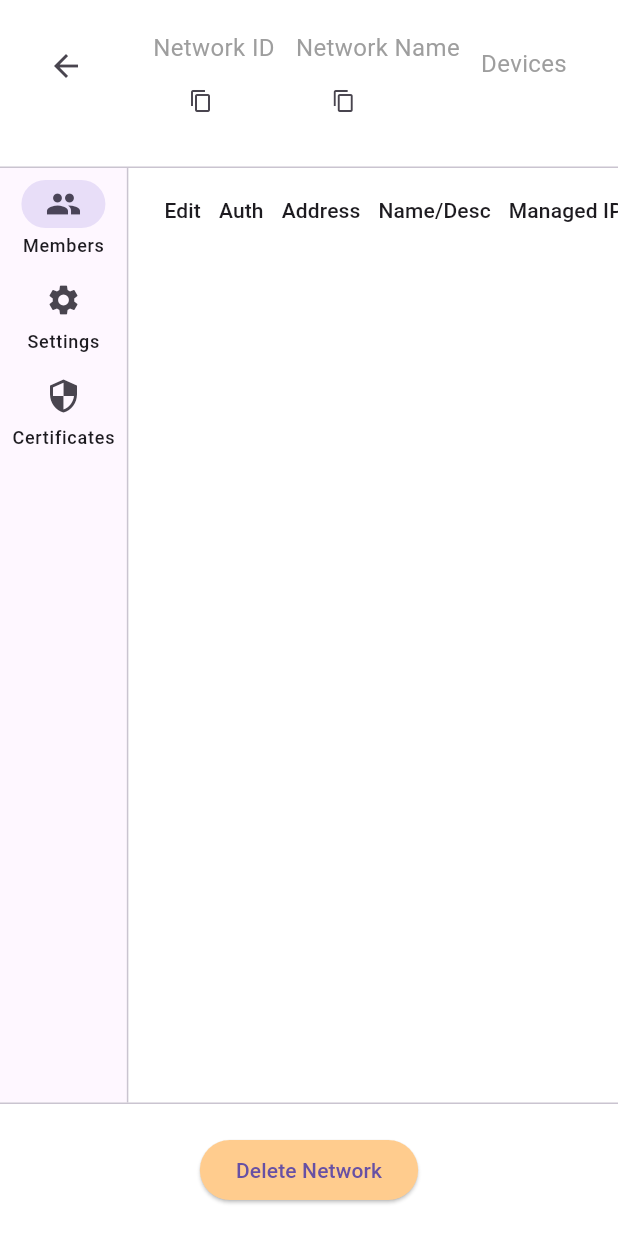
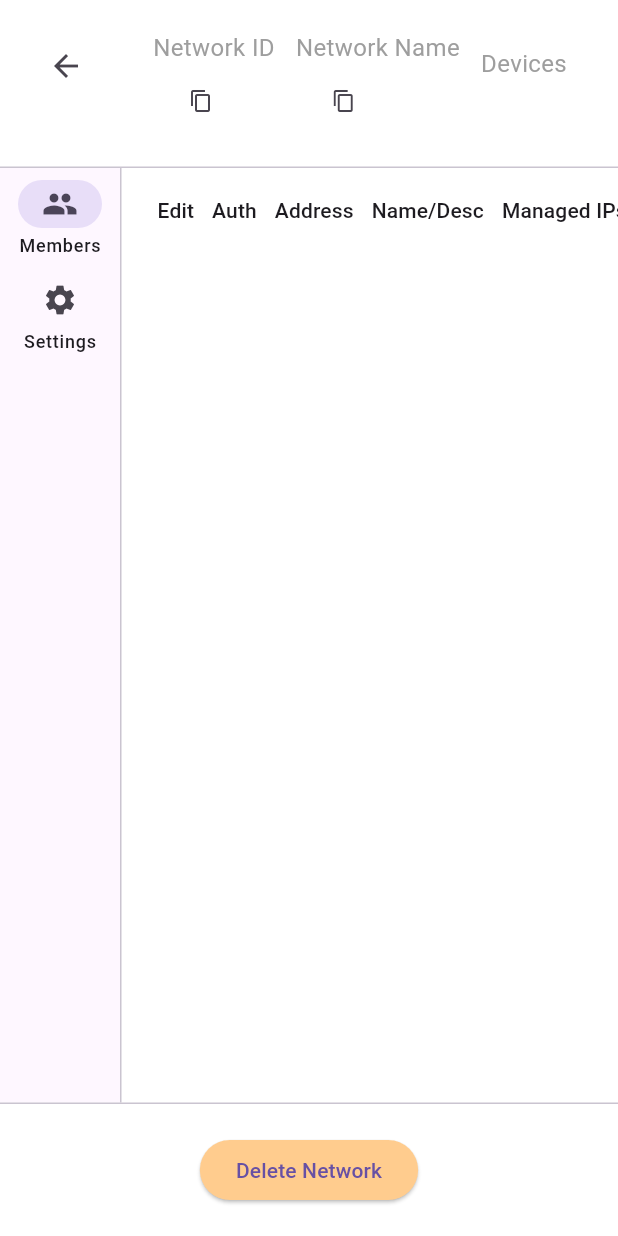
Before and after one commit to Augus2026/EasyNetwork, a Flutter app: the NetworkDetail widget shown alone on an empty page, opened directly with empty values, on a phone screen of 412 x 824 dp. Run offline on Flutter 3.47's test engine with Material 3 defaults, Android fonts, the phone set to English and light mode, and no system bars; our stand-ins replace auto_size_text, device_info_plus, get, shared_preferences, web; missing offline and left inert: dart:ffi, system_info, system_tray, window_manager; accounts and stored records are empty; network calls fail.

Commit message:
证书接口

```diff
--- a/api_server/dashboard/lib/network/certificate_manager.dart
+++ /dev/null
@@ -1,327 +0,0 @@
-import 'package:flutter/material.dart';
-import 'package:flutter/services.dart';
-import 'dart:convert';
-import 'package:http/http.dart' as http;
-import '../web.dart';
-
-// 证书文件数据类
-class CertificateFile {
-  final String filename;
-  final String description;
-
-  CertificateFile(this.filename, this.description);
-}
-
-// 证书配置组件
-class CertificateManager extends StatefulWidget {
-  final String networkId;
-  final String networkName;
-
-  const CertificateManager({
-    Key? key,
-    required this.networkId,
-    required this.networkName,
-  }) : super(key: key);
-
-  @override
-  _CertificateManagerState createState() => _CertificateManagerState();
-}
-
-class _CertificateManagerState extends State<CertificateManager> {
-  // 证书内容控制器
-  final TextEditingController _caCertController = TextEditingController();
-  final TextEditingController _caKeyController = TextEditingController();
-  final TextEditingController _serverCertController = TextEditingController();
-  final TextEditingController _serverKeyController = TextEditingController();
-
-  bool _isLoading = false;
-  String? _errorMessage;
-  String? _successMessage;
-
-  @override
-  void dispose() {
-    _caCertController.dispose();
-    _caKeyController.dispose();
-    _serverCertController.dispose();
-    _serverKeyController.dispose();
-    super.dispose();
-  }
-
-  @override
-  Widget build(BuildContext context) {
-    return SingleChildScrollView(
-      padding: const EdgeInsets.all(20),
-      child: Column(
-        crossAxisAlignment: CrossAxisAlignment.start,
-        children: [
-          const Text(
-            'Certificate Configuration',
-            style: TextStyle(fontSize: 20, fontWeight: FontWeight.bold),
-          ),
-          const SizedBox(height: 20),
-
-          // 显示错误消息
-          if (_errorMessage != null)
-            Container(
-              width: double.infinity,
-              padding: const EdgeInsets.all(12),
-              decoration: BoxDecoration(
-                color: Colors.red.shade50,
-                border: Border.all(color: Colors.red.shade200),
-                borderRadius: BorderRadius.circular(8),
-              ),
-              child: Row(
-                children: [
-                  Icon(Icons.error, color: Colors.red.shade600),
-                  const SizedBox(width: 8),
-                  Expanded(
-                    child: Text(
-                      _errorMessage!,
-                      style: TextStyle(color: Colors.red.shade800),
-                    ),
-                  ),
-                  IconButton(
-                    icon: const Icon(Icons.close),
-                    onPressed: () {
-                      setState(() {
-                        _errorMessage = null;
-                      });
-                    },
-                  ),
-                ],
-              ),
-            ),
-
-          // 显示成功消息
-          if (_successMessage != null)
-            Container(
-              width: double.infinity,
-              padding: const EdgeInsets.all(12),
-              decoration: BoxDecoration(
-                color: Colors.green.shade50,
-                border: Border.all(color: Colors.green.shade200),
-                borderRadius: BorderRadius.circular(8),
-              ),
-              child: Row(
-                children: [
-                  Icon(Icons.check_circle, color: Colors.green.shade600),
-                  const SizedBox(width: 8),
-                  Expanded(
-                    child: Text(
-                      _successMessage!,
-                      style: TextStyle(color: Colors.green.shade800),
-                    ),
-                  ),
-                  IconButton(
-                    icon: const Icon(Icons.close),
-                    onPressed: () {
-                      setState(() {
-                        _successMessage = null;
-                      });
-                    },
-                  ),
-                ],
-              ),
-            ),
-
-          if (_errorMessage != null || _successMessage != null)
-            const SizedBox(height: 20),
-
-          // CA证书配置
-          _buildCertificateCard(
-            title: 'CA Certificate',
-            icon: Icons.security,
-            files: [
-              CertificateFile('ca-cert.pem', 'CA Root Certificate'),
-              CertificateFile('ca-key.pem', 'CA Private Key'),
-            ],
-            controllers: [_caCertController, _caKeyController],
-          ),
-
-          const SizedBox(height: 20),
-
-          // 服务器证书配置
-          _buildCertificateCard(
-            title: 'Server Certificate',
-            icon: Icons.cloud,
-            files: [
-              CertificateFile('server-cert.pem', 'Server Certificate'),
-              CertificateFile('server-key.pem', 'Server Private Key'),
-            ],
-            controllers: [_serverCertController, _serverKeyController],
-          ),
-
-          const SizedBox(height: 20),
-
-          // 提交按钮
-          _buildSubmitButton(),
-        ],
-      ),
-    );
-  }
-
-  Widget _buildCertificateCard({
-    required String title,
-    required IconData icon,
-    required List<CertificateFile> files,
-    required List<TextEditingController> controllers,
-  }) {
-    return Card(
-      elevation: 2,
-      child: Padding(
-        padding: const EdgeInsets.all(16),
-        child: Column(
-          crossAxisAlignment: CrossAxisAlignment.start,
-          children: [
-            Row(
-              children: [
-                Icon(icon, color: Colors.blue),
-                const SizedBox(width: 8),
-                Text(
-                  title,
-                  style: const TextStyle(
-                    fontSize: 18,
-                    fontWeight: FontWeight.bold,
-                  ),
-                ),
-              ],
-            ),
-            const SizedBox(height: 16),
-            ...files.asMap().entries.map((entry) =>
-              _buildCertificateFileItem(entry.value, controllers[entry.key])
-            ),
-          ],
-        ),
-      ),
-    );
-  }
-
-  Widget _buildCertificateFileItem(CertificateFile file, TextEditingController controller) {
-    return Container(
-      margin: const EdgeInsets.only(bottom: 12),
-      child: Column(
-        crossAxisAlignment: CrossAxisAlignment.start,
-        children: [
-          Text(
-            file.filename,
-            style: const TextStyle(
-              fontWeight: FontWeight.bold,
-              fontSize: 14,
-            ),
-          ),
-          const SizedBox(height: 4),
-          Text(
-            file.description,
-            style: TextStyle(
-              fontSize: 12,
-              color: Colors.grey.shade600,
-            ),
-          ),
-          const SizedBox(height: 8),
-          TextField(
-            controller: controller,
-            maxLines: 6,
-            minLines: 3,
-            decoration: InputDecoration(
-              hintText: 'Paste ${file.filename} content here...',
-              border: OutlineInputBorder(),
-              contentPadding: const EdgeInsets.all(12),
-            ),
-          ),
-        ],
-      ),
-    );
-  }
-
-  Widget _buildSubmitButton() {
-    return Card(
-      elevation: 2,
-      child: Padding(
-        padding: const EdgeInsets.all(16),
-        child: Column(
-          crossAxisAlignment: CrossAxisAlignment.start,
-          children: [
-            const Text(
-              'Upload Certificates',
-              style: TextStyle(
-                fontSize: 18,
-                fontWeight: FontWeight.bold,
-              ),
-            ),
-            const SizedBox(height: 16),
-            _isLoading
-                ? const Center(child: CircularProgressIndicator())
-                : ElevatedButton.icon(
-                    onPressed: _uploadCertificates,
-                    icon: const Icon(Icons.upload_file),
-                    label: const Text('Submit Certificate Data'),
-                    style: ElevatedButton.styleFrom(
-                      minimumSize: const Size(double.infinity, 50),
-                    ),
-                  ),
-          ],
-        ),
-      ),
-    );
-  }
-
-  Future<void> _uploadCertificates() async {
-    // 验证输入
-    if (_caCertController.text.isEmpty ||
-        _caKeyController.text.isEmpty ||
-        _serverCertController.text.isEmpty ||
-        _serverKeyController.text.isEmpty) {
-      setState(() {
-        _errorMessage = 'Please fill in all certificate fields';
-      });
-      return;
-    }
-
-    setState(() {
-      _isLoading = true;
-      _errorMessage = null;
-      _successMessage = null;
-    });
-
-    try {
-      final Map<String, dynamic> certificateData = {
-        'network_id': widget.networkId,
-        'ca_cert': _caCertController.text,
-        'ca_key': _caKeyController.text,
-        'server_cert': _serverCertController.text,
-        'server_key': _serverKeyController.text,
-      };
-
-      final response = await http.post(
-        Uri.parse('$baseUrl/api/v1/networks/${widget.networkId}/certificates'),
-        headers: {'Content-Type': 'application/json'},
-        body: jsonEncode(certificateData),
-      );
-
-      if (response.statusCode == 200) {
-        final result = jsonDecode(response.body) as Map<String, dynamic>;
-        if (result['status'] == 'success') {
-          setState(() {
-            _successMessage = 'Certificates uploaded successfully!';
-          });
-        } else {
-          setState(() {
-            _errorMessage = result['message'] ?? 'Failed to upload certificates';
-          });
-        }
-      } else {
-        setState(() {
-          _errorMessage = 'HTTP error: ${response.statusCode}';
-        });
-      }
-    } catch (e) {
-      setState(() {
-        _errorMessage = 'Error uploading certificates: $e';
-      });
-    } finally {
-      setState(() {
-        _isLoading = false;
-      });
-    }
-  }
-}
--- a/api_server/dashboard/lib/network/network_detail.dart
+++ b/api_server/dashboard/lib/network/network_detail.dart
@@ -4,7 +4,6 @@ import 'network_member.dart';
 import '../network_editor/network_editor.dart';
 import 'network_info.dart';
 import 'network_http.dart';
-import 'certificate_manager.dart'; // 导入证书管理文件
 
 class NetworkDetail extends StatefulWidget {
   final NetworkInfo network;
@@ -167,10 +166,6 @@ class _NetworkDetailState extends State<NetworkDetail> {
             icon: Icon(Icons.settings),
             label: Text('Settings'),
           ),
-          NavigationRailDestination(
-            icon: Icon(Icons.security),
-            label: Text('Certificates'),
-          ),
         ],
       )
     );
@@ -195,11 +190,6 @@ class _NetworkDetailState extends State<NetworkDetail> {
                   ],
                 ),
               ),
-            ),
-            // Certificates Content - 使用新的证书管理组件
-            CertificateManager(
-              networkId: widget.network.basic.id,
-              networkName: widget.network.basic.name,
             ),
           ],
         ),
--- a/api_server/dashboard/lib/network/network_info.dart
+++ b/api_server/dashboard/lib/network/network_info.dart
@@ -156,19 +156,54 @@ class ServerInfo {
   }
 }
 
+class CertInfo {
+  String caCert;
+  String caKey;
+  String serverCert;
+  String serverKey;
+
+  CertInfo({
+    required this.caCert,
+    required this.caKey,
+    required this.serverCert,
+    required this.serverKey,
+  });
+
+  factory CertInfo.fromJson(Map<String, dynamic> json) {
+    return CertInfo(
+      caCert: json['ca_cert'],
+      caKey: json['ca_key'],
+      serverCert: json['server_cert'],
+      serverKey: json['server_key'],
+    );
+  }
+
+  Map<String, dynamic> toJson() {
+    return {
+      'ca_cert': caCert,
+      'ca_key': caKey,
+      'server_cert': serverCert,
+      'server_key': serverKey,
+    };
+  }
+}
+
 class NetworkInfo {
   BasicInfo basic;
   List<RouteInfo> routes;
   DhcpInfo dhcp;
   DnsInfo dns;
   ServerInfo server;
+  CertInfo cert;
 
   NetworkInfo({
     required this.basic,
     required this.routes,
     required this.dhcp,
     required this.dns,
-    required this.server});
+    required this.server,
+    required this.cert,
+  });
 
   factory NetworkInfo.fromJson(Map<String, dynamic> json) {
     return NetworkInfo(
@@ -177,6 +212,7 @@ class NetworkInfo {
       dhcp: DhcpInfo.fromJson(json['dhcp_info']),
       dns: DnsInfo.fromJson(json['dns_info']),
       server: ServerInfo.fromJson(json['server_info']),
+      cert: CertInfo.fromJson(json['cert_info']),
     );
   }
 
@@ -187,6 +223,7 @@ class NetworkInfo {
       'dhcp_info': dhcp.toJson(),
       'dns_info': dns.toJson(),
       'server_info': server.toJson(),
+      'cert_info': cert.toJson(),
     };
   }
 
--- /dev/null
+++ b/api_server/dashboard/lib/network_editor/cert_network_editor.dart
@@ -0,0 +1,149 @@
+import 'package:flutter/material.dart';
+import 'package:flutter/services.dart';
+import 'dart:convert';
+import 'package:http/http.dart' as http;
+import '../network/network_info.dart';
+import '../web.dart';
+
+// 证书文件数据类
+class CertificateFile {
+  final String filename;
+  final String description;
+
+  CertificateFile(this.filename, this.description);
+}
+
+// 证书配置组件
+class CertNetworkEditor extends StatefulWidget {
+  final NetworkInfo network;
+
+  const CertNetworkEditor({
+    Key? key,
+    required this.network,
+  }) : super(key: key);
+
+  @override
+  _CertNetworkEditorState createState() => _CertNetworkEditorState();
+}
+
+class _CertNetworkEditorState extends State<CertNetworkEditor> {
+  final TextEditingController _caCertController = TextEditingController();
+  final TextEditingController _caKeyController = TextEditingController();
+  final TextEditingController _serverCertController = TextEditingController();
+  final TextEditingController _serverKeyController = TextEditingController();
+
+  @override
+  void dispose() {
+    _caCertController.dispose();
+    _caKeyController.dispose();
+    _serverCertController.dispose();
+    _serverKeyController.dispose();
+    super.dispose();
+  }
+
+  @override
+  Widget build(BuildContext context) {
+    return Column(
+      crossAxisAlignment: CrossAxisAlignment.start,
+      children: [
+        // CA证书配置
+        _buildCertificateCard(
+          title: 'CA Certificate',
+          icon: Icons.security,
+          files: [
+            CertificateFile('ca-cert.pem', 'CA Root Certificate'),
+            CertificateFile('ca-key.pem', 'CA Private Key'),
+          ],
+          controllers: [_caCertController, _caKeyController],
+        ),
+
+        const SizedBox(height: 20),
+
+        // 服务器证书配置
+        _buildCertificateCard(
+          title: 'Server Certificate',
+          icon: Icons.cloud,
+          files: [
+            CertificateFile('server-cert.pem', 'Server Certificate'),
+            CertificateFile('server-key.pem', 'Server Private Key'),
+          ],
+          controllers: [_serverCertController, _serverKeyController],
+        ),
+      ],
+    );
+  }
+
+  Widget _buildCertificateCard({
+    required String title,
+    required IconData icon,
+    required List<CertificateFile> files,
+    required List<TextEditingController> controllers,
+  }) {
+    return Card(
+      elevation: 2,
+      child: Padding(
+        padding: const EdgeInsets.all(16),
+        child: Column(
+          crossAxisAlignment: CrossAxisAlignment.start,
+          children: [
+            Row(
+              children: [
+                Icon(icon, color: Colors.blue),
+                const SizedBox(width: 8),
+                Text(
+                  title,
+                  style: const TextStyle(
+                    fontSize: 18,
+                    fontWeight: FontWeight.bold,
+                  ),
+                ),
+              ],
+            ),
+            const SizedBox(height: 16),
+            ...files.asMap().entries.map((entry) =>
+              _buildCertificateFileItem(entry.value, controllers[entry.key])
+            ),
+          ],
+        ),
+      ),
+    );
+  }
+
+  Widget _buildCertificateFileItem(CertificateFile file, TextEditingController controller) {
+    return Container(
+      margin: const EdgeInsets.only(bottom: 12),
+      child: Column(
+        crossAxisAlignment: CrossAxisAlignment.start,
+        children: [
+          Text(
+            file.filename,
+            style: const TextStyle(
+              fontWeight: FontWeight.bold,
+              fontSize: 14,
+            ),
+          ),
+          const SizedBox(height: 4),
+          Text(
+            file.description,
+            style: TextStyle(
+              fontSize: 12,
+              color: Colors.grey.shade600,
+            ),
+          ),
+          const SizedBox(height: 8),
+          TextField(
+            controller: controller,
+            maxLines: 6,
+            minLines: 3,
+            decoration: InputDecoration(
+              hintText: 'Paste ${file.filename} content here...',
+              border: OutlineInputBorder(),
+              contentPadding: const EdgeInsets.all(12),
+            ),
+          ),
+        ],
+      ),
+    );
+  }
+
+}
--- a/api_server/dashboard/lib/network_editor/network_editor.dart
+++ b/api_server/dashboard/lib/network_editor/network_editor.dart
@@ -6,6 +6,7 @@ import 'route_network_editor.dart';
 import 'dhcp_network_editor.dart';
 import 'dns_network_editor.dart';
 import 'server_network_editor.dart';
+import 'cert_network_editor.dart';
 
 // 网络设置
 class NetworkEditor extends StatefulWidget {
@@ -36,7 +37,16 @@ class _NetworkEditorState extends State<NetworkEditor> {
         ManagedRoutesNetworkEditor(network: widget.network),
         Ipv4AutoAssignNetworkEditor(network: widget.network),
         DnsNetworkEditor(network: widget.network),
+        const Text(
+          'Reply Server',
+          style: TextStyle(fontSize: 20, fontWeight: FontWeight.bold),
+        ),
         ServerNetworkEditor(network: widget.network),
+        const Text(
+          'Certificate',
+          style: TextStyle(fontSize: 20, fontWeight: FontWeight.bold),
+        ),
+        CertNetworkEditor(network: widget.network),
       ],
     );
   }
--- a/api_server/dashboard/lib/network_editor/server_network_editor.dart
+++ b/api_server/dashboard/lib/network_editor/server_network_editor.dart
@@ -44,14 +44,10 @@ class _ServerNetworkEditorState extends State<ServerNetworkEditor> {
         child: Column(
           crossAxisAlignment: CrossAxisAlignment.start,
           children: [
-            const Text(
-              'Server',
-              style: TextStyle(fontSize: 16, fontWeight: FontWeight.bold),
-            ),
             TextField(
               controller: replyAddressController,
               decoration: InputDecoration(
-                labelText: 'Reply Server',
+                labelText: 'Reply Address',
                 hintText: widget.network.server.replyAddress,
                 floatingLabelBehavior: FloatingLabelBehavior.always,
               ),
```
Also changed, not shown: 3 other files.
